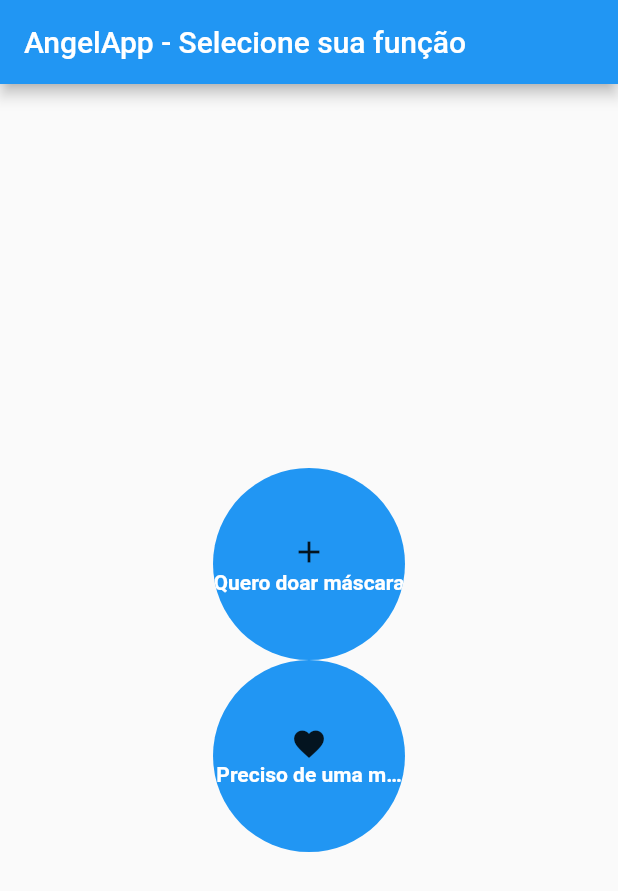
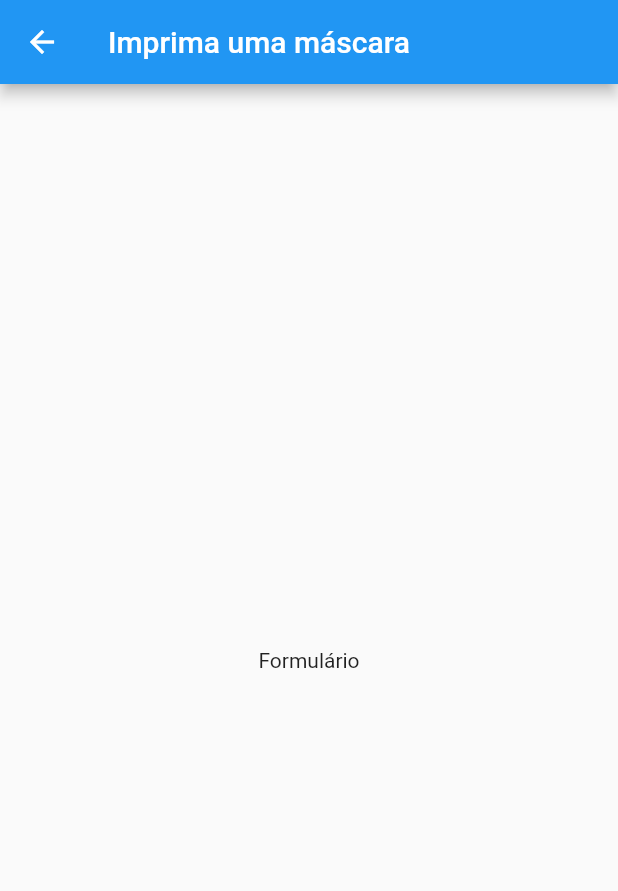
Before and after one commit to rafarubert/angelapp, a Flutter app: the screen it shows after launch, after a tap on "Preciso de uma máscara", on a phone screen of 412 x 824 dp. Shown: the top 891 px of the screen. Run offline on Flutter 3.47's test engine with Material 2 defaults, Android fonts, the phone set to English and light mode, and no system bars.

Commit message:
Add static pages help and get

```diff
--- /dev/null
+++ b/lib/help_page.dart
@@ -0,0 +1,21 @@
+import 'package:flutter/material.dart';
+
+class HelpPage extends StatelessWidget {
+  @override
+  Widget build(BuildContext context) {
+    return Scaffold(
+      appBar: AppBar(
+        title: Text('Imprima uma máscara'),
+        backgroundColor: Colors.blue,
+      ),
+      body: Center(
+        child: Column(
+          mainAxisAlignment: MainAxisAlignment.center,
+          children: <Widget>[
+            Text('Formulário'),
+          ],
+        ),
+      ),
+    );
+  }
+}
--- a/lib/main.dart
+++ b/lib/main.dart
@@ -1,4 +1,6 @@
 import 'package:flutter/material.dart';
+import 'get_page.dart';
+import 'help_page.dart';
 
 void main() => runApp(MyApp());
 
@@ -48,7 +50,12 @@ class _MyHomePageState extends State<MyHomePage> {
                 child: Material(
                   color: Colors.blue, // button color
                   child: InkWell(
-                    onTap: () {}, // button pressed
+                    onTap: () {
+                      Navigator.push(
+                        context,
+                        MaterialPageRoute(builder: (context) => GetPage()),
+                      );
+                    },
                     child: Column(
                       mainAxisAlignment: MainAxisAlignment.center,
                       children: <Widget>[
@@ -75,7 +82,12 @@ class _MyHomePageState extends State<MyHomePage> {
                 child: Material(
                   color: Colors.blue, // button color
                   child: InkWell(
-                    onTap: () {}, // button pressed
+                    onTap: () {
+                      Navigator.push(
+                        context,
+                        MaterialPageRoute(builder: (context) => HelpPage()),
+                      );
+                    }, // button pressed
                     child: Column(
                       mainAxisAlignment: MainAxisAlignment.center,
                       children: <Widget>[
```
Also changed, not shown: lib/get_page.dart (added, +21 -0 lines).
